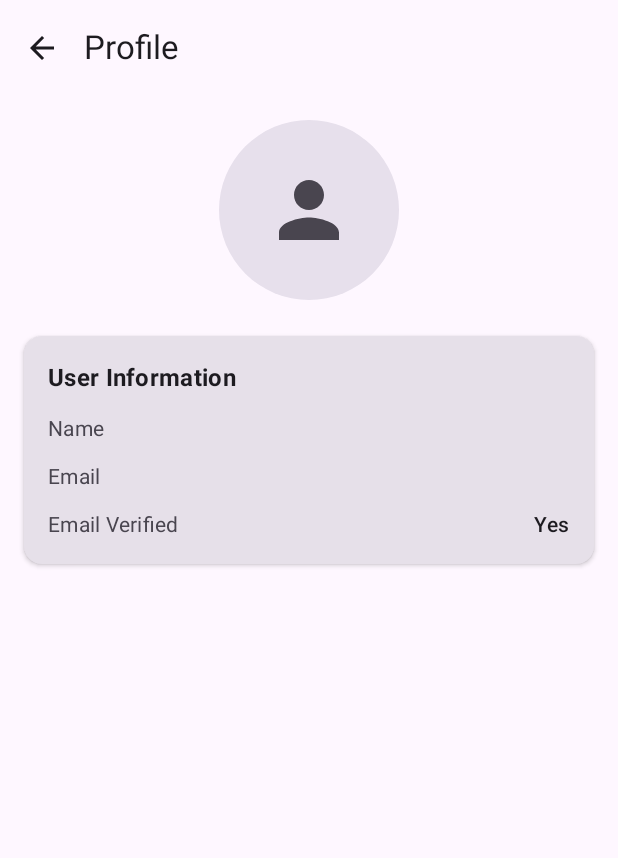
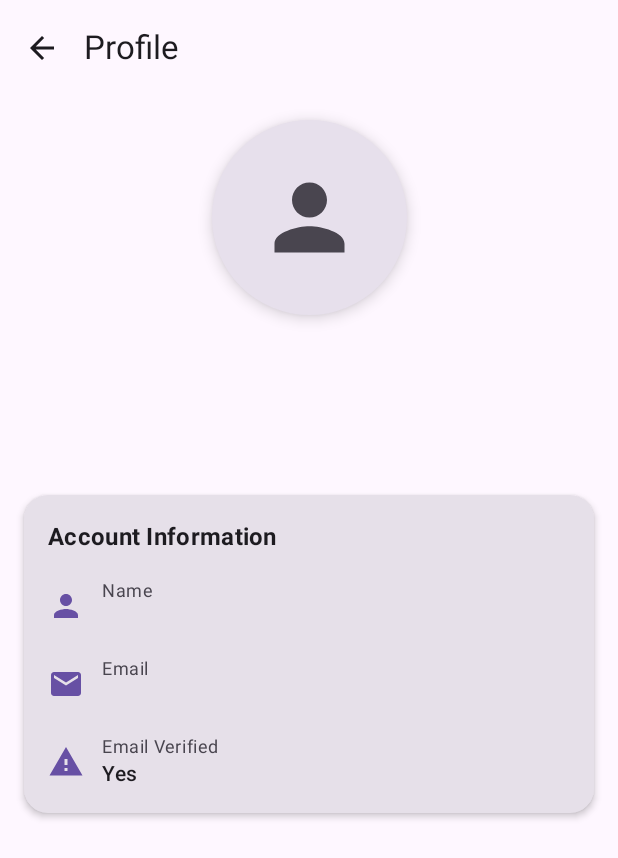
Before and after one commit to vonceee/AquaLuminus, an Android app built with Jetpack Compose: the ProfileScreen screen opened through its navigation route, on a phone screen of 412 x 824 dp. Shown: the top 858 px of the screen. Run offline under Robolectric (Android 15) with nearby library versions, the phone set to English and light mode, and no system bars; our stand-ins replace Firebase (no records; nobody signed in at launch, a user with empty details on screens opened directly).

Commit message:
refactor: update ProfileScreen UI

```diff
--- a/app/src/main/java/com/example/aqualuminus/ui/screens/profile/ProfileScreen.kt
+++ b/app/src/main/java/com/example/aqualuminus/ui/screens/profile/ProfileScreen.kt
@@ -11,10 +11,15 @@ import androidx.compose.foundation.layout.fillMaxWidth
 import androidx.compose.foundation.layout.padding
 import androidx.compose.foundation.layout.size
 import androidx.compose.foundation.layout.width
+import androidx.compose.foundation.rememberScrollState
 import androidx.compose.foundation.shape.CircleShape
+import androidx.compose.foundation.shape.RoundedCornerShape
+import androidx.compose.foundation.verticalScroll
 import androidx.compose.material.icons.Icons
 import androidx.compose.material.icons.automirrored.filled.ArrowBack
+import androidx.compose.material.icons.filled.Email
 import androidx.compose.material.icons.filled.Person
+import androidx.compose.material.icons.filled.Warning
 import androidx.compose.material3.Card
 import androidx.compose.material3.CardDefaults
 import androidx.compose.material3.ExperimentalMaterial3Api
@@ -28,6 +33,7 @@ import androidx.compose.runtime.Composable
 import androidx.compose.ui.Alignment
 import androidx.compose.ui.Modifier
 import androidx.compose.ui.draw.clip
+import androidx.compose.ui.graphics.vector.ImageVector
 import androidx.compose.ui.layout.ContentScale
 import androidx.compose.ui.text.font.FontWeight
 import androidx.compose.ui.unit.dp
@@ -43,7 +49,7 @@ fun ProfileScreen(
     Scaffold(
         topBar = {
             TopAppBar(
-                title = { Text("Profile") },
+                title = { Text("Profile", style = MaterialTheme.typography.titleLarge) },
                 navigationIcon = {
                     IconButton(onClick = onBackClick) {
                         Icon(
@@ -59,68 +65,85 @@ fun ProfileScreen(
             modifier = Modifier
                 .fillMaxSize()
                 .padding(paddingValues)
+                .verticalScroll(rememberScrollState())
+                .background(MaterialTheme.colorScheme.background)
                 .padding(16.dp),
             horizontalAlignment = Alignment.CenterHorizontally,
             verticalArrangement = Arrangement.spacedBy(24.dp)
         ) {
-            // Profile Picture
-            Box(
-                modifier = Modifier
-                    .size(120.dp)
-                    .clip(CircleShape)
-                    .background(MaterialTheme.colorScheme.surfaceVariant),
-                contentAlignment = Alignment.Center
+            // Profile Picture with Card & Shadow
+            Card(
+                shape = CircleShape,
+                elevation = CardDefaults.cardElevation(6.dp),
+                colors = CardDefaults.cardColors(MaterialTheme.colorScheme.surfaceVariant),
+                modifier = Modifier.size(130.dp)
             ) {
                 if (user?.photoUrl != null) {
                     AsyncImage(
                         model = user.photoUrl.toString(),
                         contentDescription = "Profile Picture",
                         modifier = Modifier
-                            .size(120.dp)
+                            .fillMaxSize()
                             .clip(CircleShape),
                         contentScale = ContentScale.Crop
                     )
                 } else {
+                    Box(
+                        modifier = Modifier.fillMaxSize(),
+                        contentAlignment = Alignment.Center
+                    ) {
                         Icon(
                             imageVector = Icons.Default.Person,
                             contentDescription = "Default Profile",
                             tint = MaterialTheme.colorScheme.onSurfaceVariant,
-                        modifier = Modifier.size(60.dp)
+                            modifier = Modifier.size(70.dp)
                         )
                     }
                 }
+            }
 
-            // User Information Card
+            // Username prominently displayed
+            Text(
+                text = user?.displayName ?: "No Name",
+                style = MaterialTheme.typography.titleLarge,
+                fontWeight = FontWeight.Bold
+            )
+            Text(
+                text = user?.email ?: "",
+                style = MaterialTheme.typography.bodyMedium,
+                color = MaterialTheme.colorScheme.onSurfaceVariant
+            )
+
+            // Info Section
             Card(
                 modifier = Modifier.fillMaxWidth(),
-                elevation = CardDefaults.cardElevation(defaultElevation = 2.dp)
+                elevation = CardDefaults.cardElevation(defaultElevation = 3.dp),
+                shape = RoundedCornerShape(16.dp)
             ) {
                 Column(
                     modifier = Modifier
                         .fillMaxWidth()
                         .padding(16.dp),
-                    verticalArrangement = Arrangement.spacedBy(12.dp)
+                    verticalArrangement = Arrangement.spacedBy(16.dp)
                 ) {
                     Text(
-                        text = "User Information",
+                        text = "Account Information",
                         style = MaterialTheme.typography.titleMedium,
                         fontWeight = FontWeight.Bold
                     )
 
-                    // Display Name
-                    ProfileInfoRow(
+                    ProfileInfoRowWithIcon(
+                        icon = Icons.Default.Person,
                         label = "Name",
                         value = user?.displayName ?: "Not set"
                     )
-
-                    // Email
-                    ProfileInfoRow(
+                    ProfileInfoRowWithIcon(
+                        icon = Icons.Default.Email,
                         label = "Email",
                         value = user?.email ?: "Not available"
                     )
-
-                    // Email Verified Status
-                    ProfileInfoRow(
+                    ProfileInfoRowWithIcon(
+                        icon = Icons.Default.Warning, // Verified,
                         label = "Email Verified",
                         value = if (user?.isEmailVerified == true) "Yes" else "No"
                     )
@@ -131,20 +154,29 @@ fun ProfileScreen(
 }
 
 @Composable
-private fun ProfileInfoRow(
+private fun ProfileInfoRowWithIcon(
+    icon: ImageVector,
     label: String,
     value: String
 ) {
     Row(
         modifier = Modifier.fillMaxWidth(),
-        horizontalArrangement = Arrangement.SpaceBetween
+        verticalAlignment = Alignment.CenterVertically
+    ) {
+        Icon(
+            imageVector = icon,
+            contentDescription = label,
+            tint = MaterialTheme.colorScheme.primary
+        )
+        Spacer(modifier = Modifier.width(12.dp))
+        Column(
+            modifier = Modifier.weight(1f)
         ) {
             Text(
                 text = label,
-            style = MaterialTheme.typography.bodyMedium,
+                style = MaterialTheme.typography.bodySmall,
                 color = MaterialTheme.colorScheme.onSurfaceVariant
             )
-        Spacer(modifier = Modifier.width(16.dp))
             Text(
                 text = value,
                 style = MaterialTheme.typography.bodyMedium,
@@ -152,3 +184,4 @@ private fun ProfileInfoRow(
             )
         }
     }
+}
```
Lines whose indentation alone changed are shown as unchanged.
